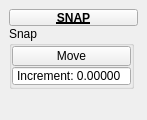
Old version of the form tentacle/ui/4/transform_constrain.ui in the repository m3trik/tentacle.
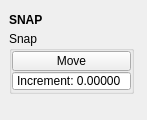
New version of the form. Custom widgets are drawn as their Qt base class.

What changed in the file:
```diff
--- a/tentacle/ui/4/transform_constrain.ui
+++ b/tentacle/ui/4/transform_constrain.ui
@@ -76,32 +76,28 @@
        <number>0</number>
       </property>
       <item>
-       <widget class="PushButtonDraggable" name="draggable_header">
+       <widget class="Draggable_header" name="draggable_header">
         <property name="minimumSize">
          <size>
-          <width>19</width>
-          <height>17</height>
+          <width>0</width>
+          <height>22</height>
          </size>
         </property>
         <property name="maximumSize">
          <size>
-          <width>999</width>
-          <height>17</height>
+          <width>125</width>
+          <height>22</height>
          </size>
         </property>
         <property name="font">
          <font>
           <weight>75</weight>
           <bold>true</bold>
-          <underline>true</underline>
          </font>
         </property>
         <property name="text">
          <string>SNAP</string>
         </property>
-        <property name="checkable">
-         <bool>true</bool>
-        </property>
        </widget>
       </item>
       <item>
@@ -249,9 +245,9 @@
  </widget>
  <customwidgets>
   <customwidget>
-   <class>PushButtonDraggable</class>
-   <extends>QPushButton</extends>
-   <header>widgets.pushbuttondraggable.h</header>
+   <class>Draggable_header</class>
+   <extends>QLabel</extends>
+   <header>draggable_header.h</header>
   </customwidget>
  </customwidgets>
  <resources/>
```
